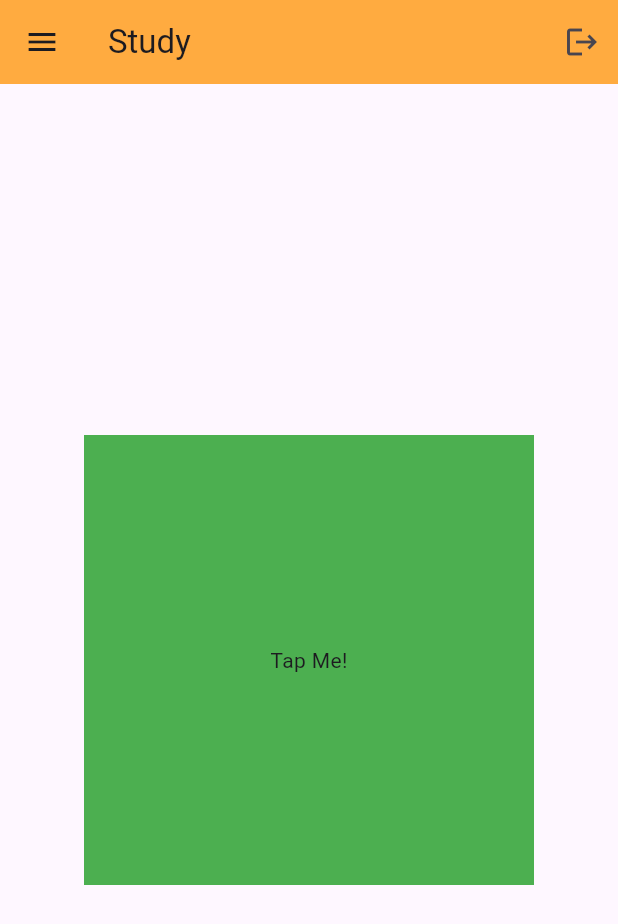
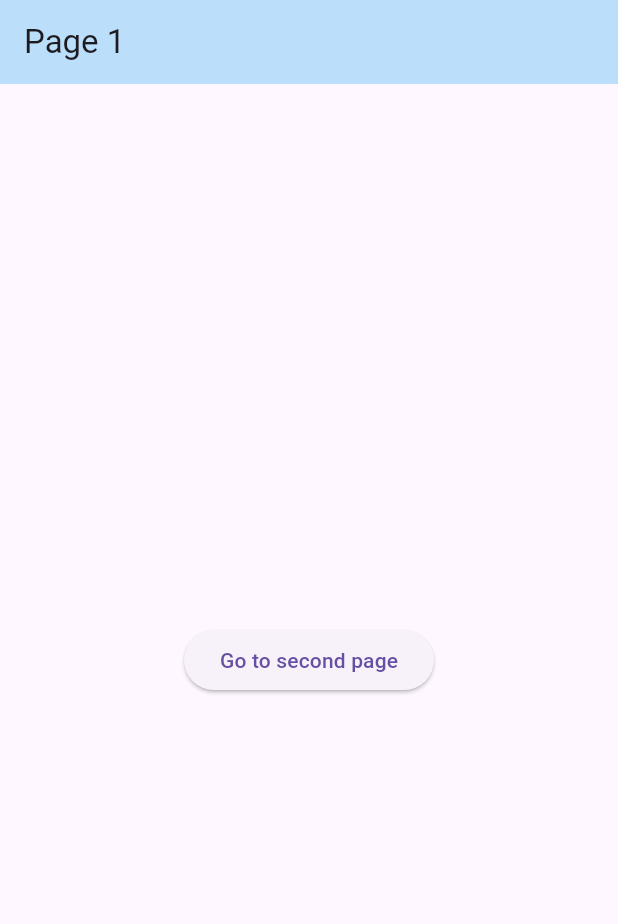
Before and after one commit to JamieK0/Study-Cross-Platform-App, a Flutter app: the screen it shows after launch, on a phone screen of 412 x 824 dp. Shown: the top 924 px of the screen. Run offline on Flutter 3.47's test engine with Material 3 defaults, Android fonts, the phone set to English and light mode, and no system bars.

Commit message:
navigation basics

```diff
--- a/lib/main.dart
+++ b/lib/main.dart
@@ -1,4 +1,5 @@
 import 'package:flutter/material.dart';
+import 'package:study/pages/first_page.dart';
 
 void main() {
   runApp(MyApp());
@@ -13,30 +14,7 @@ List names = ["jamie", "nish", "henry"];
   Widget build(BuildContext context) {
     return MaterialApp(
       debugShowCheckedModeBanner: false,
-      home:Scaffold(
-        appBar: AppBar(
-          title: Text("Study"),
-          backgroundColor: Colors.orangeAccent,
-          elevation: 0,
-          leading: Icon(Icons.menu),
-          actions: [IconButton(onPressed: () {}, icon: Icon(Icons.logout))],
-          ),
-
-        body: Center(
-          child: GestureDetector(
-            onTap:() {
-              //something will happen here
-              print("hi");
-            },
-            child: Container(
-              height: 300,
-              width: 300,
-              color: Colors.green,
-              child: Center(child: Text("Tap Me!")),
-              ),
-          ),
-        )
-          )
+      home: FirstPage(),
       );
   }
 }
--- /dev/null
+++ b/lib/pages/first_page.dart
@@ -0,0 +1,28 @@
+import 'package:flutter/material.dart';
+import 'package:study/pages/second_page.dart';
+
+class FirstPage extends StatelessWidget {
+  const FirstPage({super.key});
+
+  @override
+  Widget build(BuildContext context) {
+    return Scaffold(
+      appBar: AppBar(
+        title: Text("Page 1"),
+        backgroundColor: Colors.blue[100],),
+        body: Center(
+          child: ElevatedButton(
+            child: Text("Go to second page"),
+            onPressed: () {
+              Navigator.push(
+                context,
+                MaterialPageRoute(
+                  builder: (context) => SecondPage()
+                  ),
+                );
+            },
+          )
+        )
+    );
+  }
+}
```
Also changed, not shown: lib/pages/second_page.dart (added, +14 -0 lines).
